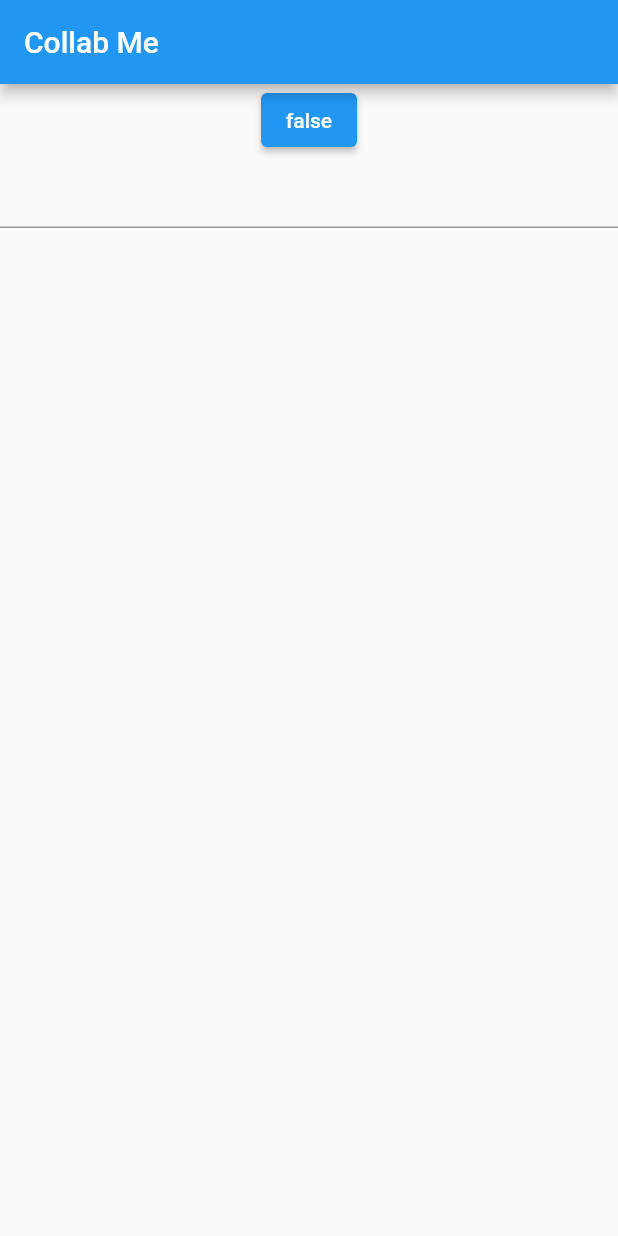
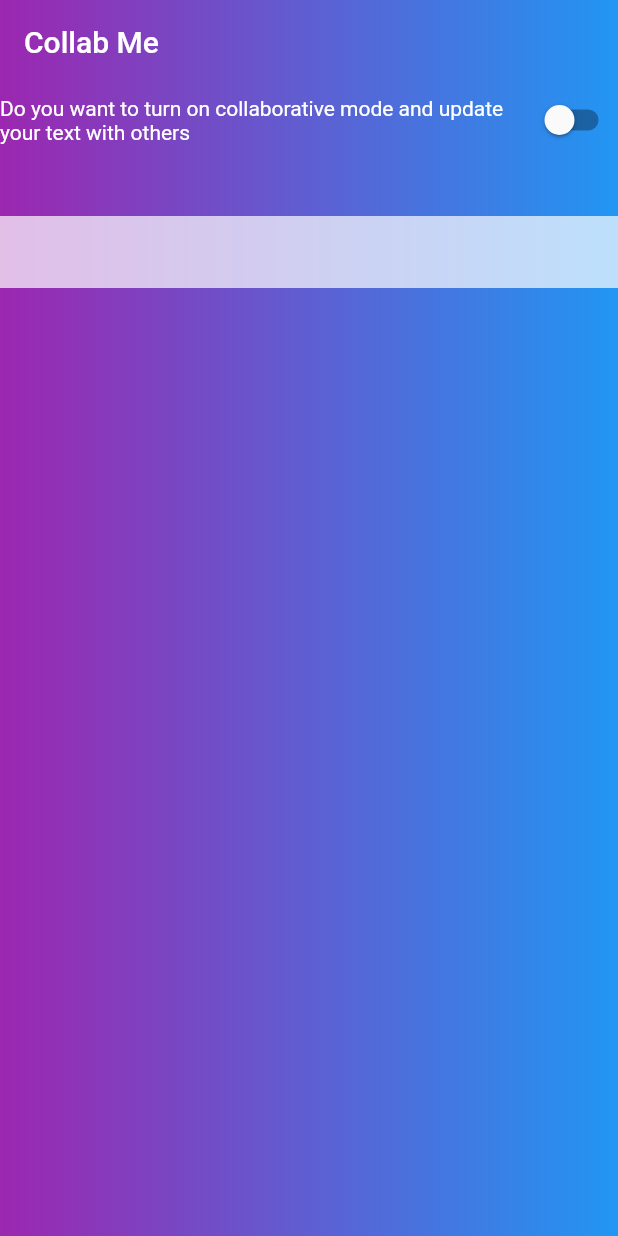
Before and after one commit to BrawlerXull/Collab-Me-Frontend, a Flutter app: the screen it shows after launch, on a phone screen of 412 x 824 dp. Run offline on Flutter 3.47's test engine with Material 2 defaults, Android fonts, the phone set to English and light mode, and no system bars.

Commit message:
Some UI added

```diff
--- a/lib/src/homepage.dart
+++ b/lib/src/homepage.dart
@@ -39,6 +39,7 @@ class _HomePageState extends State<HomePage> {
               },
             );
           }
+          print("Text Updated");
           print(data1["latest msg"]["text"]);
         }
       },
@@ -49,23 +50,69 @@ class _HomePageState extends State<HomePage> {
     return Scaffold(
       appBar: AppBar(
         title: const Text("Collab Me"),
+        elevation: 0,
+        flexibleSpace: Container(
+          decoration: const BoxDecoration(
+            gradient: LinearGradient(
+              colors: [Colors.purple, Colors.blue],
             ),
-      body: Column(
+          ),
+        ),
+      ),
+      body: Container(
+        decoration: const BoxDecoration(
+          gradient: LinearGradient(
+            colors: [Colors.purple, Colors.blue],
+          ),
+        ),
+        child: Column(
           children: [
-          ElevatedButton(
-            onPressed: () async {
-              var res = await http.get(
-                  Uri.parse("https://collab-me-backend.vercel.app/latest/1"));
+            Row(
+              children: [
+                const Expanded(
+                  child: Text(
+                    "Do you want to turn on collaborative mode and update your text with others",
+                    style: TextStyle(color: Colors.white),
+                  ),
+                ),
+                // ElevatedButton(
+                //   onPressed: () async {
+                //     var res = await http.get(Uri.parse(
+                //         "https://collab-me-backend.vercel.app/latest/1"));
+                //     var data = await json.decode(res.body);
+                //     print(data["latest msg"]["text"]);
+                //     setState(() {
+                //       f = !f;
+                //     });
+                //   },
+                //   child: Text(f.toString()),
+                // ),
+                Switch(
+                  value: f,
+                  focusColor: Colors.red,
+                  onChanged: (bool value) async {
+                    var res = await http.get(Uri.parse(
+                        "https://collab-me-backend.vercel.app/latest/1"));
                     var data = await json.decode(res.body);
                     print(data["latest msg"]["text"]);
                     setState(() {
-                f = !f;
+                      f = value;
                     });
                   },
-            child: Text(f.toString()),
+                )
+              ],
             ),
+            const SizedBox(
+              height: 40,
+            ),
+
             TextField(
               controller: txt,
+              maxLines: null,
+              decoration: const InputDecoration(
+                  border: InputBorder.none,
+                  fillColor: Colors.white70,
+                  filled: true),
               onChanged: (value) async {
                 if (txt.text.length != 0) {
                   var data = {"text": txt.text};
@@ -81,12 +128,14 @@ class _HomePageState extends State<HomePage> {
                 }
                 //Used to bring my editing cursor on the end of the text
                 //Used to fix an annoying bug :)
-              txt.selection = TextSelection.collapsed(offset: txt.text.length);
+                txt.selection =
+                    TextSelection.collapsed(offset: txt.text.length);
               },
             ),
             // Text(txt.text),
           ],
         ),
+      ),
     );
   }
 }
```
Also changed, not shown: 1 other file. Lines whose indentation alone changed are shown as unchanged.
